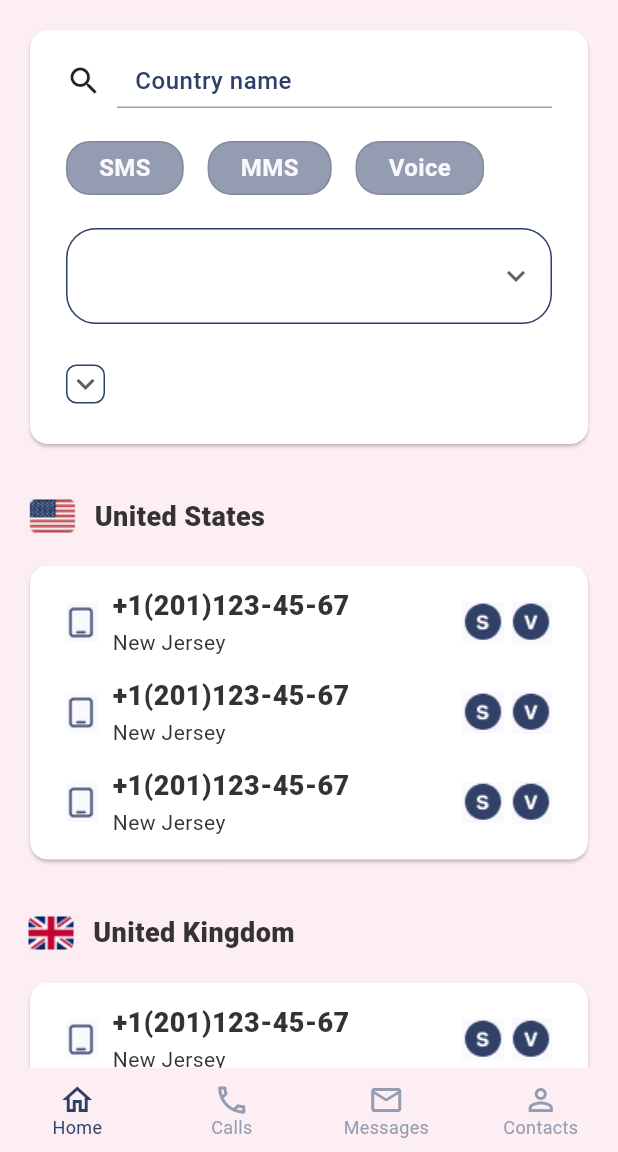
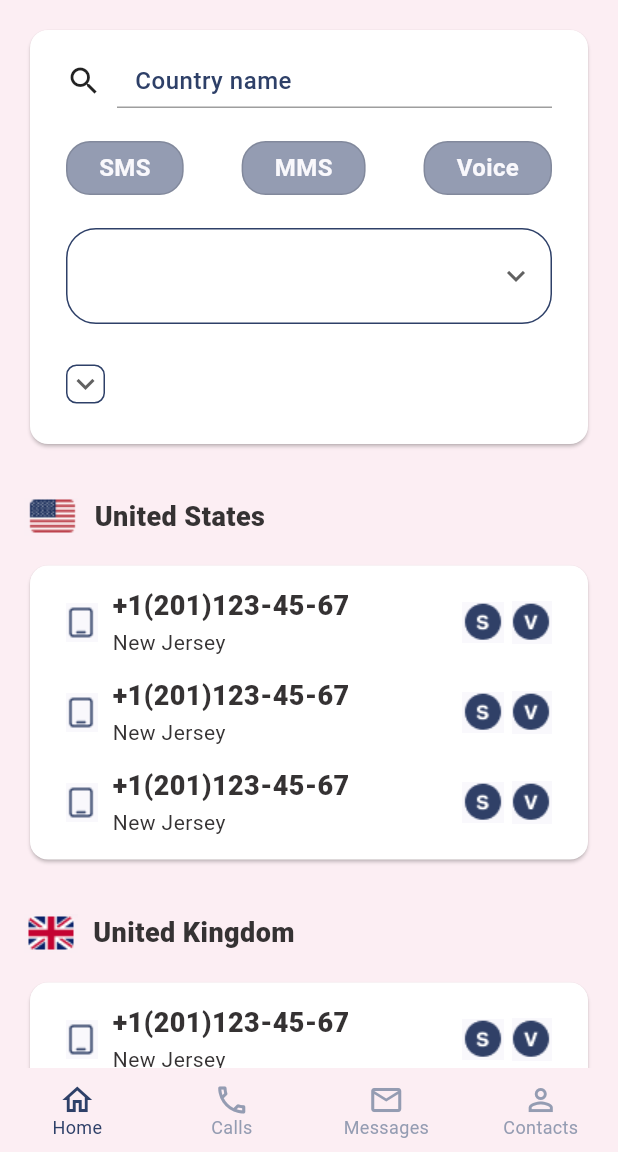
Before and after one commit to eltex2021/flutter_assignment, a Flutter app: the screen it shows after launch, on a phone screen of 412 x 824 dp, the part 84-1236 px from its top. Run offline on Flutter 3.47's test engine with Material 2 defaults, Android fonts, the phone set to English and light mode, and no system bars; our stand-ins replace bloc, flutter_bloc, freezed_annotation.

Commit message:
fix small bag

```diff
--- a/lib/features/home/presentation/components/find_card_widget.dart
+++ b/lib/features/home/presentation/components/find_card_widget.dart
@@ -85,12 +85,13 @@ class _FindCardWidgetState extends State<FindCardWidget> {
     return Padding(
       padding: const EdgeInsets.symmetric(vertical: 16),
       child: Row(
+        mainAxisAlignment: MainAxisAlignment.spaceBetween,
         children: [
           CustomButton(
             text: 'SMS',
           ),
           Padding(
-            padding: EdgeInsets.symmetric(horizontal: 16),
+            padding: const EdgeInsets.symmetric(horizontal: 12),
             child: CustomButton(
               text: 'MMS',
             ),
```
